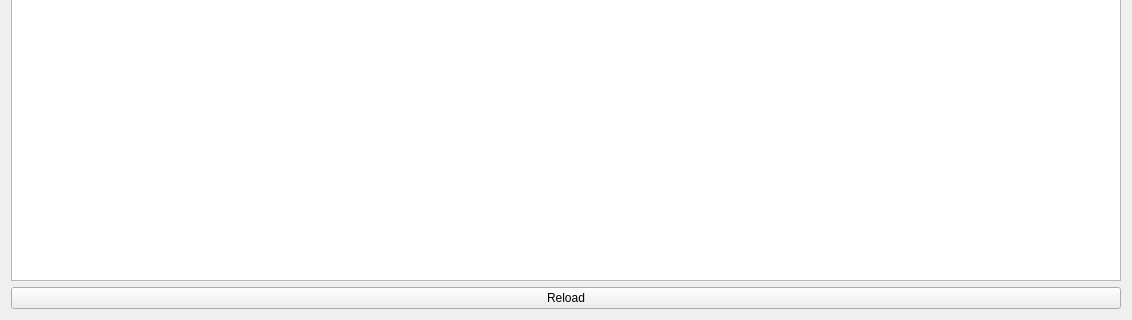
Before: the Qt Designer form UI_RAW/Customers.ui in GreenBeanio/Kimberly-s-Delicious-Dozen-Tracker, drawn with Qt 5; both pictures show x 0 to 1132 and y 591 to 911 of the 1132 by 911 pixel window.
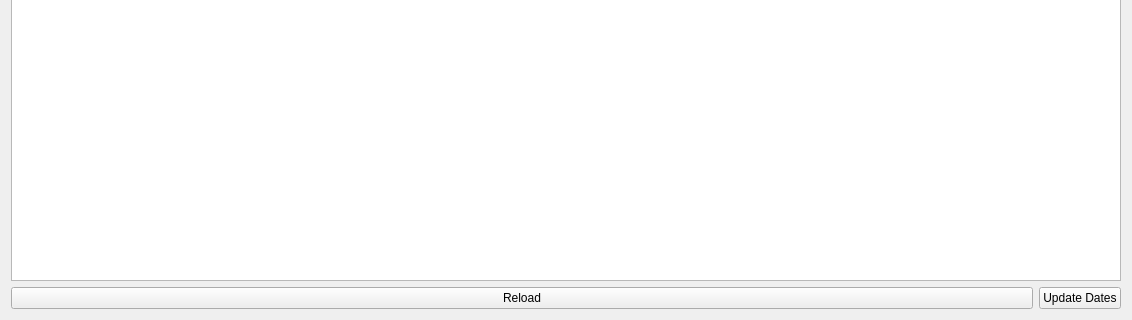
After: the same form once the commit is applied.

```diff
--- a/UI_RAW/Customers.ui
+++ b/UI_RAW/Customers.ui
@@ -399,11 +399,22 @@
       <widget class="QTableView" name="CustomerTable"/>
      </item>
      <item>
+      <layout class="QHBoxLayout" name="BottomButtons" stretch="1,0">
+       <item>
       <widget class="QPushButton" name="Reload">
        <property name="text">
         <string>Reload</string>
        </property>
       </widget>
+       </item>
+       <item>
+        <widget class="QPushButton" name="UpdateDates">
+         <property name="text">
+          <string>Update Dates</string>
+         </property>
+        </widget>
+       </item>
+      </layout>
      </item>
     </layout>
    </item>
```
Lines whose indentation alone changed are shown as unchanged.
